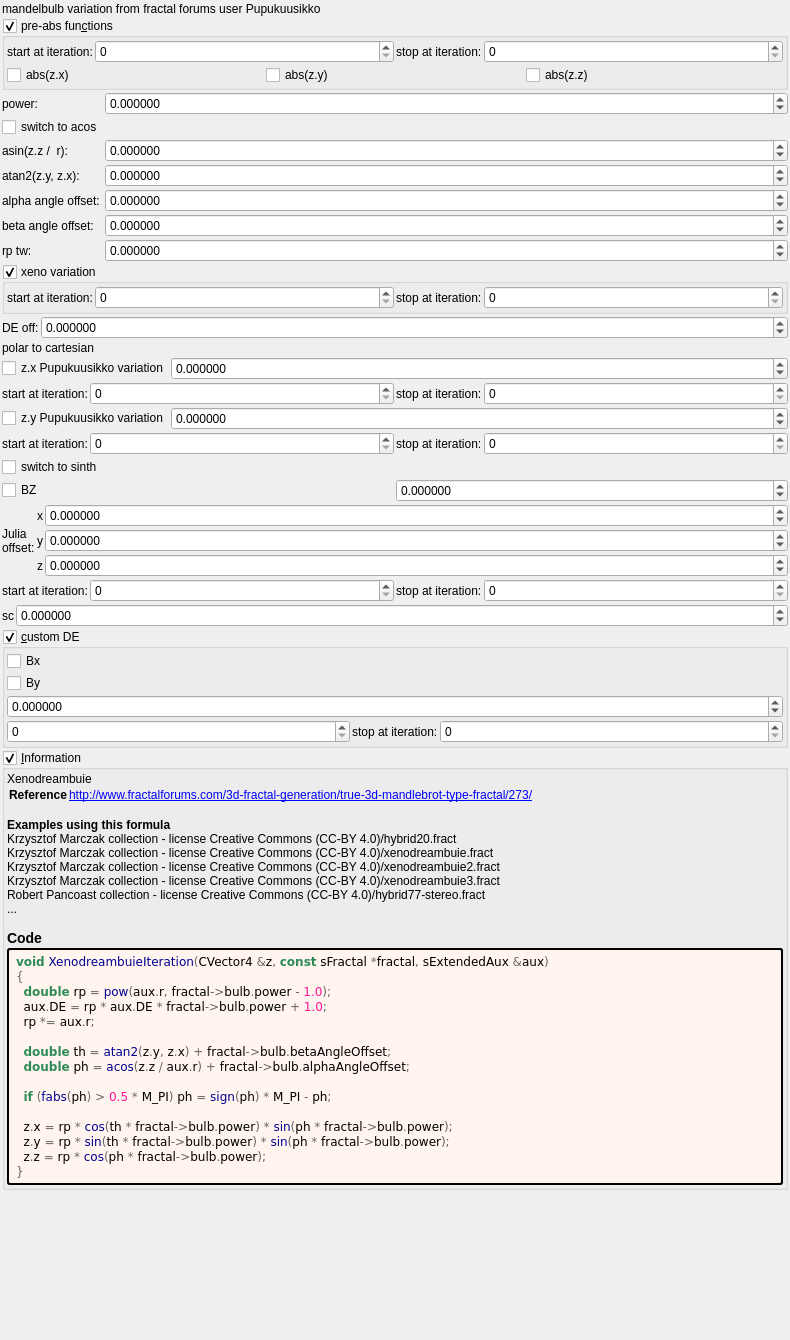
Qt form mandelbulber2/formula/ui/mandelbulb_pupuku.ui (buddhi1980/mandelbulber2) before a commit.
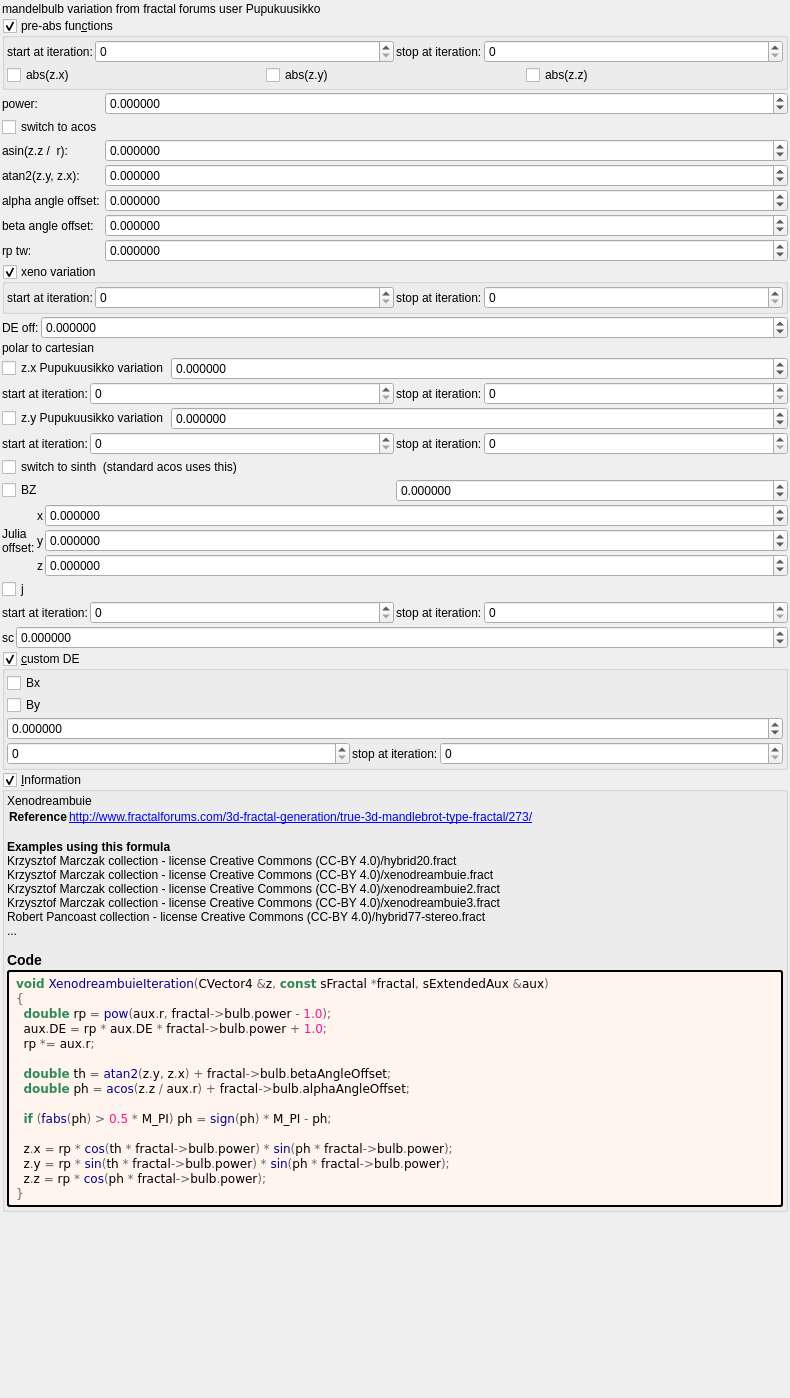
The same form after that commit. Custom widgets are drawn as their Qt base class.

What changed in the file:
```diff
--- a/mandelbulber2/formula/ui/mandelbulb_pupuku.ui
+++ b/mandelbulber2/formula/ui/mandelbulb_pupuku.ui
@@ -7,7 +7,7 @@
     <x>0</x>
     <y>0</y>
     <width>790</width>
-    <height>1340</height>
+    <height>1398</height>
    </rect>
   </property>
   <property name="windowTitle">
@@ -666,7 +666,7 @@
    <item>
     <widget class="MyCheckBox" name="checkBox_transf_function_enabledD_false">
      <property name="text">
-      <string notr="true">switch to sinth</string>
+      <string notr="true">switch to sinth  (standard acos uses this)</string>
      </property>
     </widget>
    </item>
@@ -829,6 +829,13 @@
      </item>
     </layout>
    </item>
+   <item>
+    <widget class="MyCheckBox" name="checkBox_transf_function_enabledJ_false">
+     <property name="text">
+      <string notr="true">j</string>
+     </property>
+    </widget>
+   </item>
    <item>
     <layout class="QHBoxLayout" name="horizontalLayout_27" stretch="0,1,0,1">
      <item>
```
